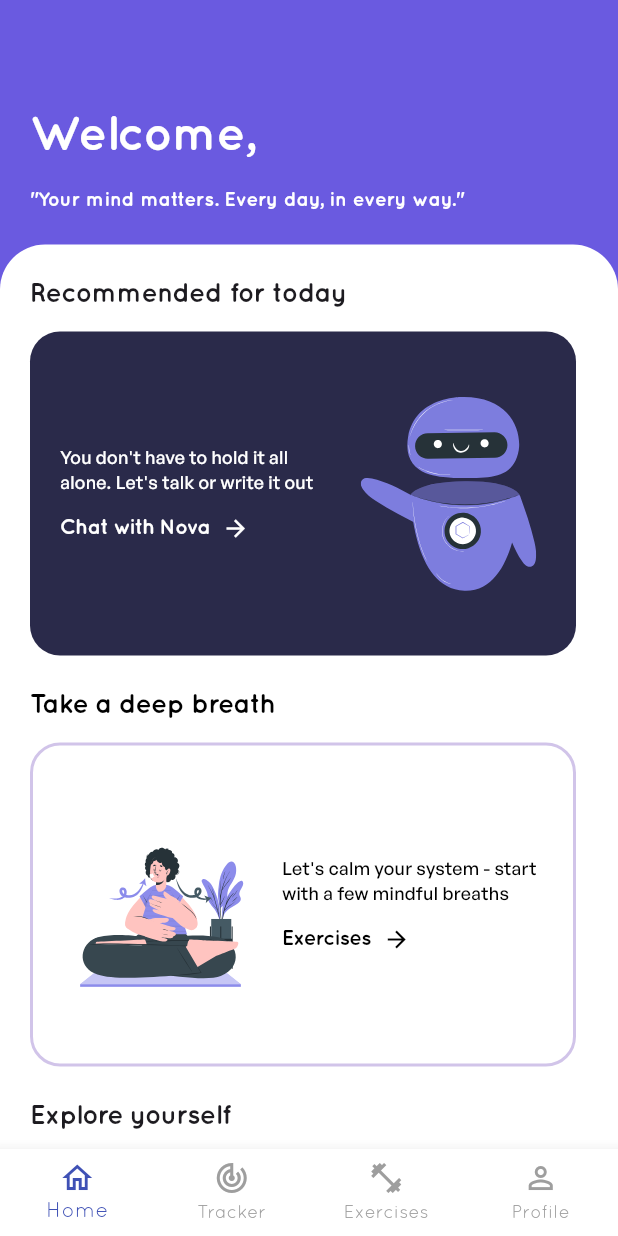
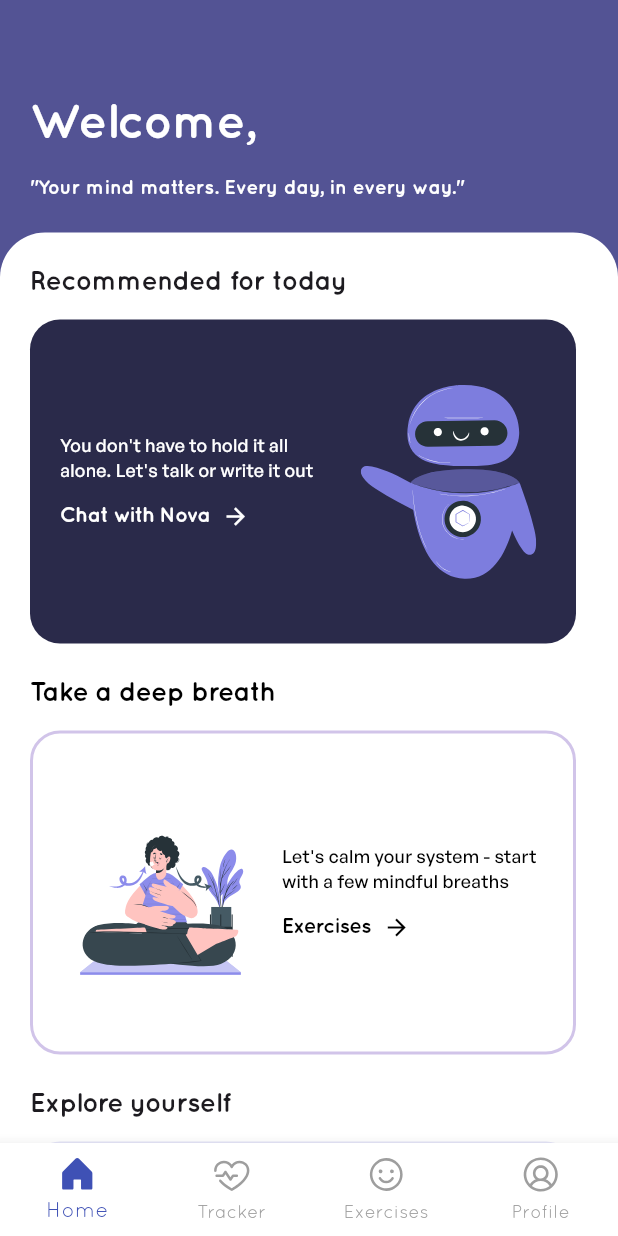
Before and after one commit to saifahmeddd/Moodie, a Flutter app: the HomePage screen opened by its route, on a phone screen of 412 x 824 dp. Run offline on Flutter 3.47's test engine with Material 3 defaults, Android fonts, the phone set to English and light mode, and no system bars; our stand-ins replace cloud_firestore, firebase_auth, firebase_core, flutter_dotenv, flutter_svg; missing offline and left inert: gif_view; accounts and stored records are empty; network calls fail; project files that could hold a hidden picture were left out.

Commit message:
add animation to home page and fix navbar routing issues

```diff
--- a/lib/main.dart
+++ b/lib/main.dart
@@ -13,6 +13,7 @@ import 'screens/mood_tracker.dart';
 import 'chatbot_screen.dart';
 import 'screens/journaling_screen.dart';
 import 'package:firebase_auth/firebase_auth.dart';
+import 'screens/breathing_exercises_screen.dart';
 
 Future<void> main() async {
   WidgetsFlutterBinding.ensureInitialized();
@@ -68,6 +69,10 @@ class MoodieApp extends StatelessWidget {
             return _errorRoute("No route defined for ${settings.name}");
         }
       },
+      routes: {
+        '/mood': (context) => const MoodTrackerApp(),
+        '/exercises': (context) => const BreathingExercisesScreen(),
+      },
     );
   }
 
--- a/lib/screens/home_page.dart
+++ b/lib/screens/home_page.dart
@@ -33,30 +33,64 @@ class _HomePageState extends State<HomePage> {
   ];
 
   void _onItemTapped(int index) {
+    if (index == 2) {
+      Navigator.pushNamed(context, '/exercises');
+    } else {
       setState(() => _selectedIndex = index);
+    }
   }
 
   @override
   Widget build(BuildContext context) {
-    return Scaffold(
-      backgroundColor: const Color(0xFF6A5AE0),
+    return SafeArea(
+      top: true,
+      child: Scaffold(
+        backgroundColor: Colors.white,
         body: _widgetOptions[_selectedIndex],
         bottomNavigationBar: BottomNavigationBar(
-        items: const [
+          items: [
             BottomNavigationBarItem(
-            icon: Icon(Icons.home_outlined),
+              icon: SvgPicture.asset(
+                _selectedIndex == 0
+                    ? 'assets/icons/nav-icons/house-fill.svg'
+                    : 'assets/icons/nav-icons/house.svg',
+                height: 28,
+                width: 28,
+                color: _selectedIndex == 0 ? Colors.indigo : Colors.grey,
+              ),
               label: 'Home',
             ),
             BottomNavigationBarItem(
-            icon: Icon(Icons.track_changes_outlined),
+              icon: SvgPicture.asset(
+                _selectedIndex == 1
+                    ? 'assets/icons/nav-icons/heartbeat-fill.svg'
+                    : 'assets/icons/nav-icons/heartbeat.svg',
+                height: 28,
+                width: 28,
+                color: _selectedIndex == 1 ? Colors.indigo : Colors.grey,
+              ),
               label: 'Tracker',
             ),
             BottomNavigationBarItem(
-            icon: Icon(Icons.fitness_center_outlined),
+              icon: SvgPicture.asset(
+                _selectedIndex == 2
+                    ? 'assets/icons/nav-icons/smiley-fill.svg'
+                    : 'assets/icons/nav-icons/smiley.svg',
+                height: 28,
+                width: 28,
+                color: _selectedIndex == 2 ? Colors.indigo : Colors.grey,
+              ),
               label: 'Exercises',
             ),
             BottomNavigationBarItem(
-            icon: Icon(Icons.person_outline),
+              icon: SvgPicture.asset(
+                _selectedIndex == 3
+                    ? 'assets/icons/nav-icons/user-circle-fill.svg'
+                    : 'assets/icons/nav-icons/user-circle.svg',
+                height: 28,
+                width: 28,
+                color: _selectedIndex == 3 ? Colors.indigo : Colors.grey,
+              ),
               label: 'Profile',
             ),
           ],
@@ -67,6 +101,7 @@ class _HomePageState extends State<HomePage> {
           type: BottomNavigationBarType.fixed,
           showUnselectedLabels: true,
           backgroundColor: Colors.white,
+        ),
       ),
     );
   }
@@ -131,11 +166,11 @@ class _HomeScreenContentState extends State<HomeScreenContent> {
         label == 'Journaling' && svgPath == 'assets/images/writing.svg';
     final bool isPromptsTile =
         label == 'Prompts' && svgPath == 'assets/images/prompt.svg';
-    return SizedBox(
+    return _AnimatedTile(
+      onTap: onTap,
+      child: SizedBox(
         width: 364,
         height: 236,
-      child: InkWell(
-        onTap: onTap,
         child: Container(
           decoration: BoxDecoration(
             color: color,
@@ -233,7 +268,9 @@ class _HomeScreenContentState extends State<HomeScreenContent> {
                                   style: TextStyle(
                                     fontWeight: FontWeight.bold,
                                     color:
-                                        isJournalingTile
+                                        label == 'Mood Tracker'
+                                            ? Colors.black
+                                            : isJournalingTile
                                             ? Colors.black
                                             : Colors.white,
                                     fontSize: 14,
@@ -244,7 +281,9 @@ class _HomeScreenContentState extends State<HomeScreenContent> {
                                 Icon(
                                   Icons.arrow_forward,
                                   color:
-                                      isJournalingTile
+                                      label == 'Mood Tracker'
+                                          ? Colors.black
+                                          : isJournalingTile
                                           ? Colors.black
                                           : Colors.white,
                                   size: 18,
@@ -269,20 +308,19 @@ class _HomeScreenContentState extends State<HomeScreenContent> {
 
   @override
   Widget build(BuildContext context) {
-    return SingleChildScrollView(
-      child: Column(
-        crossAxisAlignment: CrossAxisAlignment.start,
+    return ListView(
+      physics: const ReducedBouncingScrollPhysics(),
       children: [
         Container(
           width: double.infinity,
           padding: const EdgeInsets.only(
-              top: 60,
+            top: 52,
             left: 20,
             right: 20,
             bottom: 80,
           ),
           decoration: const BoxDecoration(
-              color: Color(0xFF6A5AE0),
+            color: Color(0xFF535394),
             borderRadius: BorderRadius.only(
               bottomLeft: Radius.circular(30),
               bottomRight: Radius.circular(30),
@@ -430,7 +468,7 @@ class _HomeScreenContentState extends State<HomeScreenContent> {
                       "Get inspired with a new reflection or writing prompt today.",
                   label: 'Prompts',
                   svgPath: 'assets/images/prompt.svg',
-                    onTap: () => Navigator.pushNamed(context, '/prompts'),
+                  onTap: () => Navigator.pushNamed(context, '/journaling'),
                   color: const Color.fromARGB(255, 255, 255, 255),
                   textStyle: const TextStyle(
                     fontSize: 12,
@@ -465,6 +503,7 @@ class _HomeScreenContentState extends State<HomeScreenContent> {
                     fontFamily: 'General Sans',
                     fontWeight: FontWeight.w500,
                     letterSpacing: 0.2,
+                    color: Colors.black,
                   ),
                 ),
               ],
@@ -472,11 +511,68 @@ class _HomeScreenContentState extends State<HomeScreenContent> {
           ),
         ),
       ],
-      ),
     );
+  }
+}
+
+class ReducedBouncingScrollPhysics extends BouncingScrollPhysics {
+  const ReducedBouncingScrollPhysics({ScrollPhysics? parent})
+    : super(parent: parent);
+
+  @override
+  ReducedBouncingScrollPhysics applyTo(ScrollPhysics? ancestor) {
+    return ReducedBouncingScrollPhysics(parent: buildParent(ancestor));
+  }
+
+  @override
+  double applyBoundaryConditions(ScrollMetrics position, double value) {
+    // Reduce the overscroll by a factor (e.g., 0.4)
+    final double defaultResult = super.applyBoundaryConditions(position, value);
+    return defaultResult * 0.4;
   }
 }
 
 class rgba {
   const rgba();
 }
+
+class _AnimatedTile extends StatefulWidget {
+  final Widget child;
+  final VoidCallback onTap;
+  const _AnimatedTile({required this.child, required this.onTap});
+
+  @override
+  State<_AnimatedTile> createState() => _AnimatedTileState();
+}
+
+class _AnimatedTileState extends State<_AnimatedTile> {
+  double _scale = 1.0;
+
+  void _onTapDown(TapDownDetails details) {
+    setState(() => _scale = 0.97);
+  }
+
+  void _onTapUp(TapUpDetails details) {
+    setState(() => _scale = 1.0);
+  }
+
+  void _onTapCancel() {
+    setState(() => _scale = 1.0);
+  }
+
+  @override
+  Widget build(BuildContext context) {
+    return GestureDetector(
+      onTap: widget.onTap,
+      onTapDown: _onTapDown,
+      onTapUp: _onTapUp,
+      onTapCancel: _onTapCancel,
+      child: AnimatedScale(
+        scale: _scale,
+        duration: const Duration(milliseconds: 90),
+        curve: Curves.easeOut,
+        child: widget.child,
+      ),
+    );
+  }
+}
```
Also changed, not shown: pubspec.yaml (+9 -0 lines). Lines whose indentation alone changed are shown as unchanged.
